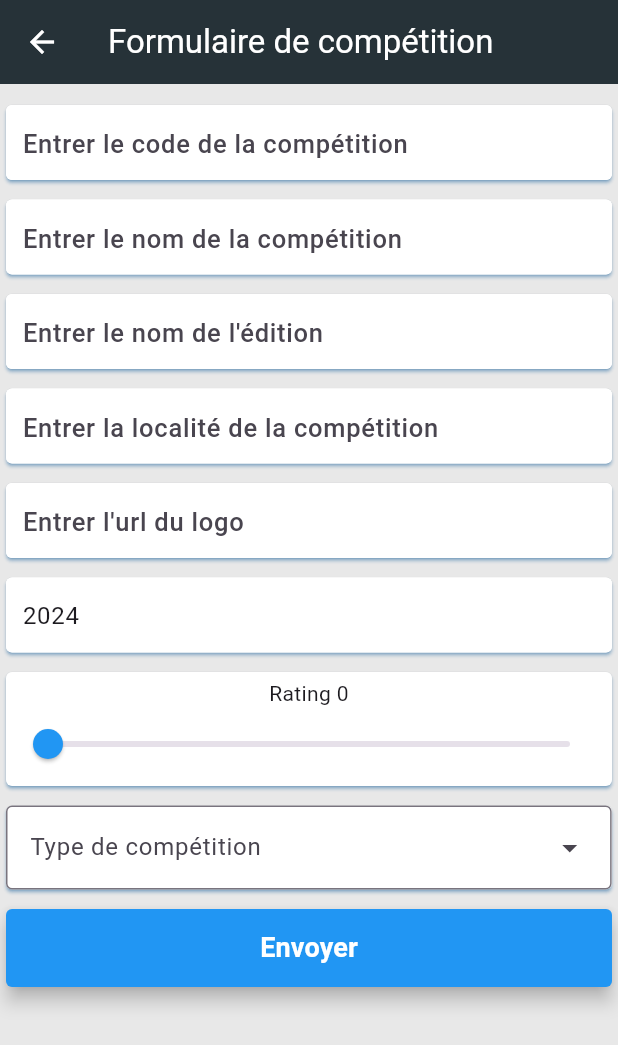
After one commit to Ibrahima-Lam/app, a Flutter app: the CompetitionForm screen opened directly, on a phone screen of 412 x 824 dp. The commit adds this screen. Shown: the top 1045 px of the screen. Run offline on Flutter 3.47's test engine with Material 3 defaults, Android fonts, the light colour scheme and no system bars; our stand-ins replace cached_network_image, flutter_slidable, freezed_annotation, shared_preferences; accounts and stored records are empty.

Commit message:
commit 27

```diff
--- a/lib/models/competition.dart
+++ b/lib/models/competition.dart
@@ -37,6 +37,8 @@ class Competition implements Searchable, Populaire {
       codeEdition: json['codeEdition'],
       nomEdition: json['nomEdition'],
       anneeEdition: json['anneeEdition'],
+      type: CompetitionTypeClass(json['type'] ?? 'coupe'),
+      imageUrl: json['imageUrl'],
       rating: json['rating'],
     );
   }
@@ -50,6 +52,8 @@ class Competition implements Searchable, Populaire {
       'nomEdition': nomEdition,
       'anneeEdition': anneeEdition,
       'rating': rating,
+      'imageUrl': imageUrl,
+      'type': type.text,
     };
   }
 
--- /dev/null
+++ b/lib/pages/forms/competition_form.dart
@@ -0,0 +1,174 @@
+import 'package:app/core/enums/competition_type.dart';
+import 'package:app/models/competition.dart';
+import 'package:app/providers/competition_provider.dart';
+import 'package:app/widget/form/dropdown_menu_app_form_widget.dart';
+import 'package:app/widget/form/elevated_button_form_widget.dart';
+import 'package:app/widget/form/text_form_field_widget.dart';
+import 'package:flutter/material.dart';
+import 'package:provider/provider.dart';
+
+class CompetitionForm extends StatefulWidget {
+  final Competition? competition;
+  CompetitionForm({super.key, this.competition});
+
+  @override
+  State<CompetitionForm> createState() => _CompetitionFormState();
+}
+
+class _CompetitionFormState extends State<CompetitionForm> {
+  final GlobalKey _key = GlobalKey<FormState>();
+  bool isLoading = false;
+  void setIsloading(bool val) {
+    setState(() {
+      isLoading = val;
+    });
+  }
+
+  late final TextEditingController nomController;
+  late final TextEditingController codeController;
+  late final TextEditingController localiteController;
+  late final TextEditingController anneeController;
+  late final TextEditingController typeController;
+  late final TextEditingController ratingController;
+  late final TextEditingController nomEditionController;
+  late final TextEditingController urlController;
+
+  void _onSubmit() async {
+    final Competition competition = Competition(
+      codeCompetition: codeController.text,
+      nomCompetition: nomController.text,
+      codeEdition: codeController.text + anneeController.text,
+      nomEdition: nomEditionController.text,
+      localiteCompetition: localiteController.text,
+      anneeEdition: anneeController.text,
+      imageUrl: urlController.text,
+      rating: double.parse(ratingController.text),
+      type: CompetitionTypeClass(typeController.text),
+    );
+    setIsloading(true);
+    bool res = widget.competition != null
+        ? await context.read<CompetitionProvider>().editCompetition(
+            widget.competition?.codeEdition ?? competition.codeEdition,
+            competition)
+        : await context.read<CompetitionProvider>().addCompetition(competition);
+    if (res) Navigator.pop(context);
+    setIsloading(false);
+  }
+
+  @override
+  void initState() {
+    nomController =
+        TextEditingController(text: widget.competition?.nomCompetition);
+    codeController =
+        TextEditingController(text: widget.competition?.codeCompetition);
+    localiteController =
+        TextEditingController(text: widget.competition?.localiteCompetition);
+    anneeController = TextEditingController(
+        text: widget.competition?.anneeEdition ?? '${DateTime.now().year}');
+    typeController = TextEditingController(text: widget.competition?.type.text);
+    ratingController =
+        TextEditingController(text: '${widget.competition?.rating ?? 0}');
+    nomEditionController =
+        TextEditingController(text: widget.competition?.nomEdition);
+    urlController = TextEditingController(text: widget.competition?.imageUrl);
+    super.initState();
+  }
+
+  @override
+  Widget build(BuildContext context) {
+    return Scaffold(
+      appBar: AppBar(title: Text('Formulaire de compétition')),
+      body: SingleChildScrollView(
+        child: Form(
+            key: _key,
+            child: Column(
+              children: [
+                const SizedBox(height: 10.0),
+                TextFormFieldWidget(
+                    controller: codeController,
+                    hintText: 'Entrer le code de la compétition'),
+                const SizedBox(height: 5.0),
+                TextFormFieldWidget(
+                    controller: nomController,
+                    hintText: 'Entrer le nom de la compétition'),
+                const SizedBox(height: 5.0),
+                TextFormFieldWidget(
+                    controller: nomEditionController,
+                    hintText: 'Entrer le nom de l\'édition'),
+                const SizedBox(height: 5.0),
+                TextFormFieldWidget(
+                    controller: localiteController,
+                    hintText: 'Entrer la localité de la compétition'),
+                const SizedBox(height: 5.0),
+                TextFormFieldWidget(
+                    controller: urlController,
+                    hintText: 'Entrer l\'url du logo'),
+                const SizedBox(height: 5.0),
+                TextFormFieldWidget(
+                    keyboardType: TextInputType.number,
+                    controller: anneeController,
+                    hintText: 'Entrer l\'année de l\'édition'),
+                const SizedBox(height: 5.0),
+                SliderWidget(controller: ratingController),
+                const SizedBox(height: 5.0),
+                DropdownMenuAppFormWidget(
+                  controller: typeController,
+                  entries: {
+                    'coupe': 'coupe',
+                    'championnat': 'championnat',
+                    'amicale': 'amicale',
+                    'elimination direct': 'finale',
+                  },
+                  title: 'Type de compétition',
+                ),
+                const SizedBox(height: 5.0),
+                ElevatedButtonFormWidget(
+                  onPressed: _onSubmit,
+                  isSending: isLoading,
+                ),
+              ],
+            )),
+      ),
+    );
+  }
+}
+
+class SliderWidget extends StatefulWidget {
+  final TextEditingController controller;
+  const SliderWidget({super.key, required this.controller});
+
+  @override
+  State<SliderWidget> createState() => _SliderWidgetState();
+}
+
+class _SliderWidgetState extends State<SliderWidget> {
+  @override
+  Widget build(BuildContext context) {
+    double value = double.parse(widget.controller.text) / 5;
+    return Card(
+      shape: RoundedRectangleBorder(borderRadius: BorderRadius.circular(4)),
+      child: Padding(
+        padding: const EdgeInsets.all(4.0),
+        child: Column(
+          mainAxisAlignment: MainAxisAlignment.center,
+          children: [
+            Text(
+              'Rating ${widget.controller.text}',
+              textAlign: TextAlign.center,
+            ),
+            Slider(
+                activeColor: Colors.blue,
+                label: widget.controller.text,
+                value: value,
+                onChanged: (val) {
+                  setState(() {
+                    widget.controller.text =
+                        ((val * 50).roundToDouble() / 10).toString();
+                  });
+                }),
+          ],
+        ),
+      ),
+    );
+  }
+}
--- a/lib/pages/skelton/login_page.dart
+++ b/lib/pages/skelton/login_page.dart
@@ -68,8 +68,10 @@ class _LoginPageState extends State<LoginPage> {
                             obscureText = !obscureText;
                           });
                         },
-                        icon: Icon(Icons.remove_red_eye),
-                        color: !obscureText ? null : Colors.blue),
+                        icon: Icon(!obscureText
+                            ? Icons.visibility
+                            : Icons.visibility_off),
+                        color: obscureText ? null : Colors.blue),
                     textEditingController: passwordController,
                     hintText: 'Entrer votre mot de pass'),
                 Row(
--- a/lib/service/game_service.dart
+++ b/lib/service/game_service.dart
@@ -569,7 +569,7 @@ const games = [
     "idGame": 67,
     "idHome": "15",
     "idAway": "13",
-    "dateGame": "2024-07-22",
+    "dateGame": "2024-07-23",
     "stadeGame": "Stade de Thidé",
     "heureGame": "16:00",
     "idGroupe": 5,
--- /dev/null
+++ b/lib/widget/form/dropdown_menu_app_form_widget.dart
@@ -0,0 +1,35 @@
+import 'package:app/core/extension/string_extension.dart';
+import 'package:flutter/material.dart';
+
+class DropdownMenuAppFormWidget extends StatelessWidget {
+  final TextEditingController? controller;
+  final Map<String, dynamic> entries;
+  final String title;
+  const DropdownMenuAppFormWidget(
+      {super.key, this.controller, required this.entries, required this.title});
+
+  @override
+  Widget build(BuildContext context) {
+    return Card(
+      shape: RoundedRectangleBorder(borderRadius: BorderRadius.circular(4)),
+      child: Container(
+        width: MediaQuery.sizeOf(context).width,
+        child: DropdownMenu(
+            menuStyle: MenuStyle(
+                shape: WidgetStatePropertyAll(
+                    RoundedRectangleBorder(side: BorderSide.none)),
+                backgroundColor: WidgetStatePropertyAll(Colors.white)),
+            width: MediaQuery.sizeOf(context).width * .98,
+            label: Text(title),
+            enableSearch: true,
+            controller: controller,
+            initialSelection: controller?.text,
+            dropdownMenuEntries: [
+              for (String key in entries.keys)
+                DropdownMenuEntry(
+                    value: entries[key] ?? key, label: key.capitalize())
+            ]),
+      ),
+    );
+  }
+}
--- /dev/null
+++ b/lib/widget/form/elevated_button_form_widget.dart
@@ -0,0 +1,44 @@
+import 'package:flutter/material.dart';
+
+class ElevatedButtonFormWidget extends StatelessWidget {
+  final String? label;
+  final bool isSending;
+  final Function()? onPressed;
+  const ElevatedButtonFormWidget(
+      {super.key, this.label, this.onPressed, this.isSending = false});
+
+  @override
+  Widget build(BuildContext context) {
+    return Stack(
+      alignment: Alignment.center,
+      children: [
+        Container(
+          padding: EdgeInsets.all(4),
+          height: 60,
+          width: MediaQuery.sizeOf(context).width,
+          child: ElevatedButton(
+              style: ElevatedButton.styleFrom(
+                  elevation: 5,
+                  backgroundColor: Colors.blue,
+                  foregroundColor: Colors.white,
+                  shape: RoundedRectangleBorder(
+                      borderRadius: BorderRadius.circular(4.0))),
+              onPressed: isSending ? null : onPressed,
+              child: Text(
+                label ?? 'Envoyer',
+                style: const TextStyle(
+                  fontSize: 18,
+                  fontWeight: FontWeight.bold,
+                ),
+              )),
+        ),
+        if (isSending)
+          const Center(
+            child: CircularProgressIndicator(
+              color: Colors.blue,
+            ),
+          )
+      ],
+    );
+  }
+}
--- /dev/null
+++ b/lib/widget/form/text_form_field_widget.dart
@@ -0,0 +1,50 @@
+import 'package:flutter/material.dart';
+
+class TextFormFieldWidget extends StatelessWidget {
+  final TextEditingController? controller;
+  final String? hintText;
+  final Widget? suffixIcon;
+  final bool obscureText;
+  final Widget? prefixIcon;
+  final FocusNode? focusNode;
+  final TextInputType? keyboardType;
+  final String? Function(String?)? validator;
+  const TextFormFieldWidget(
+      {super.key,
+      this.controller,
+      this.hintText,
+      this.suffixIcon,
+      this.prefixIcon,
+      this.focusNode,
+      this.obscureText = false,
+      this.keyboardType,
+      this.validator});
+
+  @override
+  Widget build(BuildContext context) {
+    return Card(
+      shape: RoundedRectangleBorder(borderRadius: BorderRadius.circular(4)),
+      child: Container(
+        height: 50,
+        padding: EdgeInsets.all(2),
+        decoration: BoxDecoration(
+            color: Colors.white, borderRadius: BorderRadius.circular(4)),
+        child: TextFormField(
+          keyboardType: keyboardType,
+          obscureText: obscureText,
+          focusNode: focusNode,
+          controller: controller,
+          validator: validator,
+          decoration: InputDecoration(
+            suffixIcon: suffixIcon,
+            prefixIcon: prefixIcon,
+            contentPadding: EdgeInsets.all(9.0),
+            hintText: hintText,
+            hintStyle: TextStyle(fontSize: 17, fontWeight: FontWeight.w500),
+            border: InputBorder.none,
+          ),
+        ),
+      ),
+    );
+  }
+}
```
Also changed, not shown: lib/pages/competition/competition_page.dart (+62 -7 lines), lib/pages/skelton/paramettre_page.dart (+26 -0 lines), lib/providers/competition_provider.dart (+22 -2 lines), lib/providers/paramettre_provider.dart (+7 -0 lines), lib/service/competition_service.dart (+42 -5 lines), lib/service/local_service.dart (+12 -4 lines), lib/widget/form/text_field_widget.dart (+6 -4 lines).
